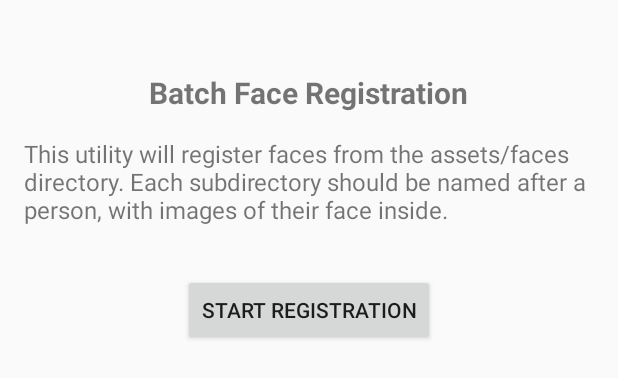
After one commit to Thnaphon/Projetckotlin, an Android app built with Jetpack Compose: the layout activity_batch_registration.xml on its own in the app's theme, with its tools: preview values and no code run, on a phone screen of 412 x 824 dp. The commit adds this screen. Shown: the top 378 px of the screen. Run offline under Robolectric (Android 15) with nearby library versions, the phone set to English and light mode, and no system bars.

Commit message:
add bunch of file

```diff
--- a/app/build.gradle.kts
+++ b/app/build.gradle.kts
@@ -165,7 +165,7 @@ dependencies {
 
     // Dream
     implementation("com.airbnb.android:lottie-compose:6.6.2")
-
-
+    implementation("org.jetbrains.kotlinx:kotlinx-coroutines-play-services:1.7.3")
+    implementation("androidx.constraintlayout:constraintlayout:2.1.4")
 
 }
--- /dev/null
+++ b/app/src/main/res/layout/activity_batch_registration.xml
@@ -0,0 +1,66 @@
+<?xml version="1.0" encoding="utf-8"?>
+<androidx.constraintlayout.widget.ConstraintLayout
+    xmlns:android="http://schemas.android.com/apk/res/android"
+    xmlns:app="http://schemas.android.com/apk/res-auto"
+    xmlns:tools="http://schemas.android.com/tools"
+    android:layout_width="match_parent"
+    android:layout_height="match_parent"
+    android:padding="16dp"
+    tools:context=".view.BatchRegistrationActivity">
+
+    <TextView
+        android:id="@+id/tvTitle"
+        android:layout_width="wrap_content"
+        android:layout_height="wrap_content"
+        android:text="Batch Face Registration"
+        android:textSize="20sp"
+        android:textStyle="bold"
+        app:layout_constraintTop_toTopOf="parent"
+        app:layout_constraintStart_toStartOf="parent"
+        app:layout_constraintEnd_toEndOf="parent"
+        android:layout_marginTop="32dp"/>
+
+    <TextView
+        android:id="@+id/tvDescription"
+        android:layout_width="match_parent"
+        android:layout_height="wrap_content"
+        android:text="This utility will register faces from the assets/faces directory. Each subdirectory should be named after a person, with images of their face inside."
+        android:textSize="16sp"
+        android:layout_marginTop="16dp"
+        app:layout_constraintTop_toBottomOf="@id/tvTitle"
+        app:layout_constraintStart_toStartOf="parent"
+        app:layout_constraintEnd_toEndOf="parent"/>
+
+    <Button
+        android:id="@+id/btnRegister"
+        android:layout_width="wrap_content"
+        android:layout_height="wrap_content"
+        android:text="Start Registration"
+        android:layout_marginTop="32dp"
+        app:layout_constraintTop_toBottomOf="@id/tvDescription"
+        app:layout_constraintStart_toStartOf="parent"
+        app:layout_constraintEnd_toEndOf="parent"/>
+
+    <ProgressBar
+        android:id="@+id/progressBar"
+        android:layout_width="wrap_content"
+        android:layout_height="wrap_content"
+        android:visibility="gone"
+        android:layout_marginTop="32dp"
+        app:layout_constraintTop_toBottomOf="@id/btnRegister"
+        app:layout_constraintStart_toStartOf="parent"
+        app:layout_constraintEnd_toEndOf="parent"/>
+
+    <TextView
+        android:id="@+id/tvStatus"
+        android:layout_width="match_parent"
+        android:layout_height="wrap_content"
+        android:text=""
+        android:textSize="16sp"
+        android:gravity="center"
+        android:layout_marginTop="16dp"
+        app:layout_constraintTop_toBottomOf="@id/progressBar"
+        app:layout_constraintStart_toStartOf="parent"
+        app:layout_constraintEnd_toEndOf="parent"/>
+
+</androidx.constraintlayout.widget.ConstraintLayout>
```
Also changed, not shown: app/src/main/AndroidManifest.xml (+10 -0 lines), app/src/main/java/com/example/LockerApp/utils/Face.kt (added, +165 -0 lines), app/src/main/java/com/example/LockerApp/utils/faceregister.kt (added, +138 -0 lines), app/src/main/java/com/example/LockerApp/view/MainMenuUI.kt (+63 -2 lines), app/src/main/java/com/example/LockerApp/view/Navcontroller.kt (+25 -2 lines), app/src/main/java/com/example/LockerApp/view/batch.kt (added, +77 -0 lines), app/src/main/res/layout/activity_splash.xml (added, +39 -0 lines).
